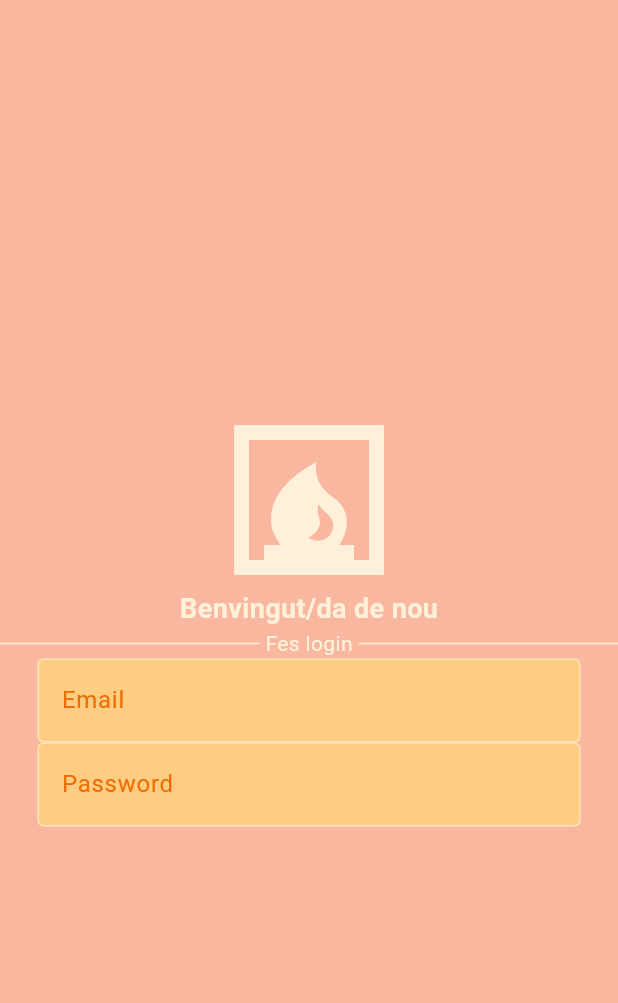
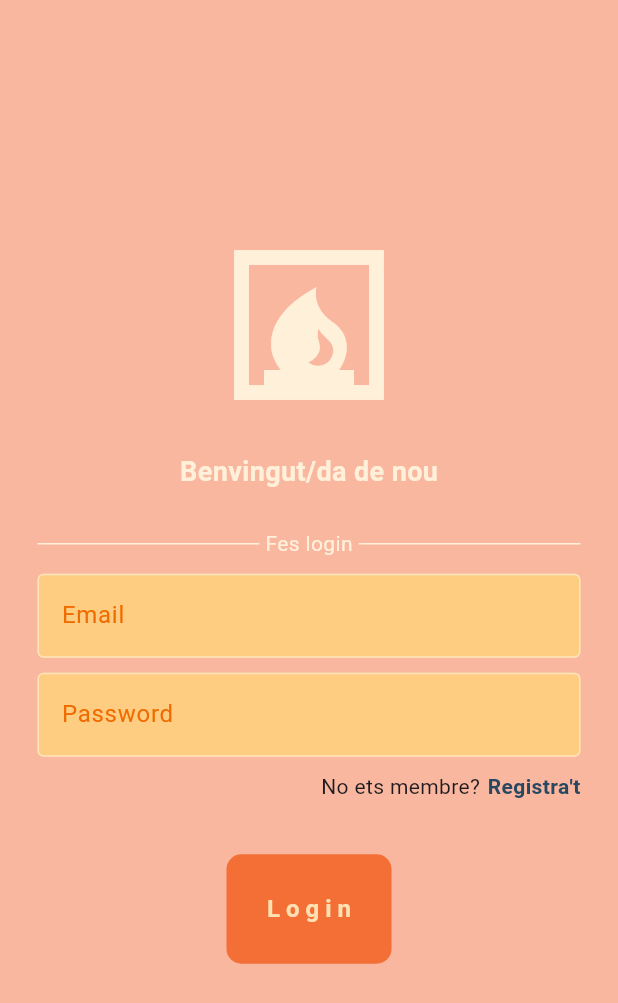
Before and after one commit to CER-ArnauRP/flutter_firebase_2324, a Flutter app: the screen it shows after launch, on a phone screen of 412 x 824 dp. Shown: the top 1003 px of the screen. Run offline on Flutter 3.47's test engine with Material 3 defaults, Android fonts, the phone set to English and light mode, and no system bars.

Commit message:
UI Login feta

```diff
--- /dev/null
+++ b/lib/components/boto_auth.dart
@@ -0,0 +1,29 @@
+import 'package:flutter/material.dart';
+
+class BotoAuth extends StatelessWidget {
+  const BotoAuth({super.key});
+
+  @override
+  Widget build(BuildContext context) {
+    return Container(
+      decoration: BoxDecoration(
+        borderRadius: BorderRadius.circular(10),
+        color: Color.fromARGB(255, 244, 111, 54),
+      ),
+      padding: const EdgeInsets.symmetric(
+        horizontal: 25,
+        vertical: 25,
+      ),
+      margin: const EdgeInsets.all(25),
+      child: Text(
+        "Login",
+        style: TextStyle(
+          color: Colors.orange[100],
+          fontWeight: FontWeight.bold,
+          fontSize: 16,
+          letterSpacing: 4,
+        ),
+      ),
+    );
+  }
+}
--- a/lib/pagines/pagina_login.dart
+++ b/lib/pagines/pagina_login.dart
@@ -1,4 +1,5 @@
 import 'package:flutter/material.dart';
+import 'package:flutter_firebase_2324/components/boto_auth.dart';
 import 'package:flutter_firebase_2324/components/textfield_auth.dart';
 
 class PaginaLogin extends StatefulWidget {
@@ -29,6 +30,8 @@ class _PaginaLoginState extends State<PaginaLogin> {
               color: Color.fromARGB(255, 255, 240, 218),
             ),
 
+            const SizedBox(height: 25,),
+
             // Frase.
             const Text(
               "Benvingut/da de nou",
@@ -39,8 +42,12 @@ class _PaginaLoginState extends State<PaginaLogin> {
               ),
             ),
 
+            const SizedBox(height: 25,),
+
             // Text divisori.
-            const Row(
+            const Padding(
+              padding: EdgeInsets.symmetric(horizontal: 25,),
+              child: Row(
                 children: [
                   Expanded(
                     child: Divider(
@@ -65,6 +72,9 @@ class _PaginaLoginState extends State<PaginaLogin> {
                   ),
                 ],
               ),
+            ),
+
+            const SizedBox(height: 10,),
 
             // TextField Email.
             TextFieldAuth(
@@ -73,6 +83,8 @@ class _PaginaLoginState extends State<PaginaLogin> {
               obscureText: false,
             ),
 
+            const SizedBox(height: 10,),
+
             // TextField Password.
             TextFieldAuth(
               controller: controllerPassword,
@@ -80,10 +92,34 @@ class _PaginaLoginState extends State<PaginaLogin> {
               obscureText: true,
             ),
 
+            const SizedBox(height: 10,),
+
             // No estàs registrat/da?
+            Padding(
+              padding: EdgeInsets.symmetric(horizontal: 25),
+              child: Row(
+                mainAxisAlignment: MainAxisAlignment.end,
+                children: [
+                  const Text("No ets membre?"),
+                  const SizedBox(width: 5,),
+                  GestureDetector(
+                    onTap: () {},
+                    child: const Text(
+                      "Registra't",
+                      style: TextStyle(
+                        fontWeight: FontWeight.bold,
+                        color: Color.fromARGB(255, 40, 71, 97),
+                      ),
+                    ),
+                  ),
+                ],
+              ),
+            ),
+
+            const SizedBox(height: 10,),
 
             // Botó Login.
-
+            const BotoAuth(),
           ],
         ),
       ),
```
Lines whose indentation alone changed are shown as unchanged.
